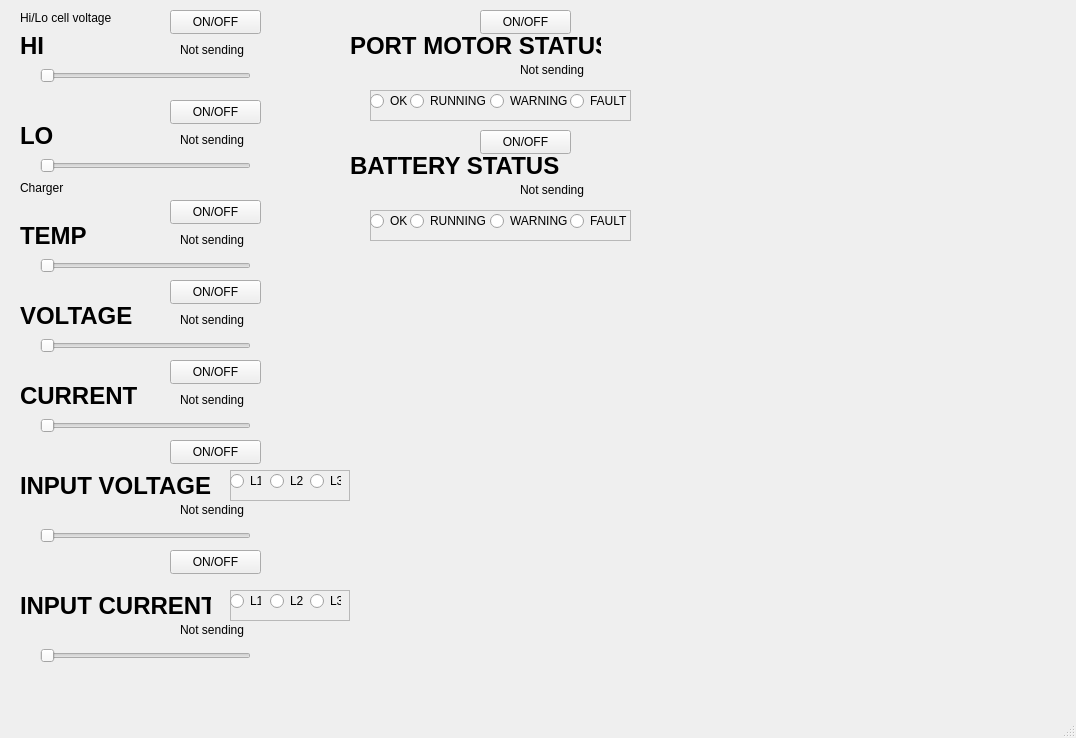
Before: the Qt Designer form mainwindow.ui in JakobGerjolj/qApiShipSimulator, drawn with Qt 5.
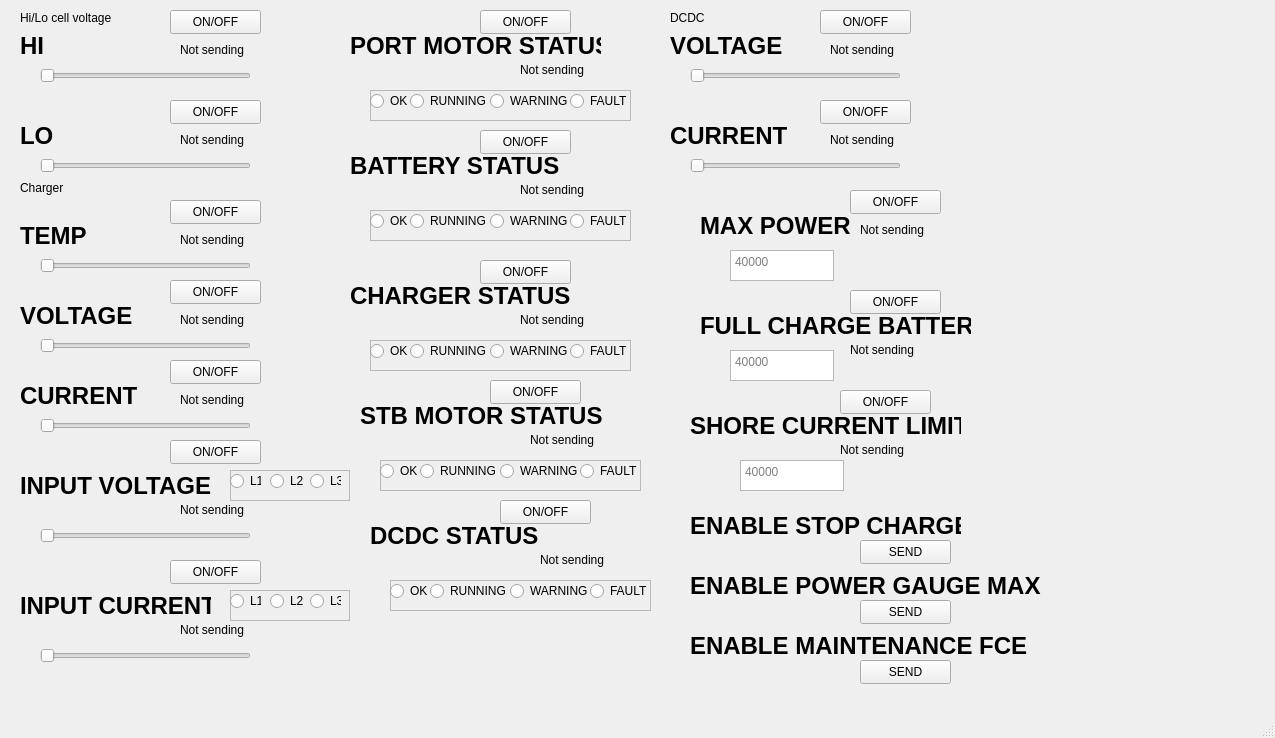
After: the same form once the commit is applied.

Patch:
```diff
--- a/mainwindow.ui
+++ b/mainwindow.ui
@@ -6,7 +6,7 @@
    <rect>
     <x>0</x>
     <y>0</y>
-    <width>1076</width>
+    <width>1275</width>
     <height>738</height>
    </rect>
   </property>
@@ -568,7 +568,7 @@
     <property name="geometry">
      <rect>
       <x>170</x>
-      <y>550</y>
+      <y>560</y>
       <width>91</width>
       <height>24</height>
      </rect>
@@ -803,6 +803,750 @@
      <string>BATTERY STATUS</string>
     </property>
    </widget>
+   <widget class="QLabel" name="PortBatInfoLabel_11">
+    <property name="geometry">
+     <rect>
+      <x>520</x>
+      <y>310</y>
+      <width>151</width>
+      <height>20</height>
+     </rect>
+    </property>
+    <property name="text">
+     <string>Not sending</string>
+    </property>
+   </widget>
+   <widget class="QLabel" name="label_43">
+    <property name="geometry">
+     <rect>
+      <x>350</x>
+      <y>280</y>
+      <width>251</width>
+      <height>31</height>
+     </rect>
+    </property>
+    <property name="font">
+     <font>
+      <pointsize>18</pointsize>
+      <bold>true</bold>
+     </font>
+    </property>
+    <property name="text">
+     <string>CHARGER STATUS</string>
+    </property>
+   </widget>
+   <widget class="QFrame" name="frame_5">
+    <property name="geometry">
+     <rect>
+      <x>370</x>
+      <y>340</y>
+      <width>261</width>
+      <height>31</height>
+     </rect>
+    </property>
+    <property name="frameShape">
+     <enum>QFrame::StyledPanel</enum>
+    </property>
+    <property name="frameShadow">
+     <enum>QFrame::Raised</enum>
+    </property>
+    <widget class="QRadioButton" name="radioButton_18">
+     <property name="geometry">
+      <rect>
+       <x>0</x>
+       <y>0</y>
+       <width>51</width>
+       <height>22</height>
+      </rect>
+     </property>
+     <property name="text">
+      <string>OK</string>
+     </property>
+    </widget>
+    <widget class="QRadioButton" name="radioButton_19">
+     <property name="geometry">
+      <rect>
+       <x>40</x>
+       <y>0</y>
+       <width>81</width>
+       <height>22</height>
+      </rect>
+     </property>
+     <property name="text">
+      <string>RUNNING</string>
+     </property>
+    </widget>
+    <widget class="QRadioButton" name="radioButton_20">
+     <property name="geometry">
+      <rect>
+       <x>120</x>
+       <y>0</y>
+       <width>81</width>
+       <height>22</height>
+      </rect>
+     </property>
+     <property name="text">
+      <string>WARNING</string>
+     </property>
+    </widget>
+    <widget class="QRadioButton" name="radioButton_21">
+     <property name="geometry">
+      <rect>
+       <x>200</x>
+       <y>0</y>
+       <width>61</width>
+       <height>22</height>
+      </rect>
+     </property>
+     <property name="text">
+      <string>FAULT</string>
+     </property>
+    </widget>
+   </widget>
+   <widget class="QPushButton" name="pushButton_20">
+    <property name="geometry">
+     <rect>
+      <x>480</x>
+      <y>260</y>
+      <width>91</width>
+      <height>24</height>
+     </rect>
+    </property>
+    <property name="text">
+     <string>ON/OFF</string>
+    </property>
+   </widget>
+   <widget class="QFrame" name="frame_6">
+    <property name="geometry">
+     <rect>
+      <x>380</x>
+      <y>460</y>
+      <width>261</width>
+      <height>31</height>
+     </rect>
+    </property>
+    <property name="frameShape">
+     <enum>QFrame::StyledPanel</enum>
+    </property>
+    <property name="frameShadow">
+     <enum>QFrame::Raised</enum>
+    </property>
+    <widget class="QRadioButton" name="radioButton_26">
+     <property name="geometry">
+      <rect>
+       <x>0</x>
+       <y>0</y>
+       <width>51</width>
+       <height>22</height>
+      </rect>
+     </property>
+     <property name="text">
+      <string>OK</string>
+     </property>
+    </widget>
+    <widget class="QRadioButton" name="radioButton_27">
+     <property name="geometry">
+      <rect>
+       <x>40</x>
+       <y>0</y>
+       <width>81</width>
+       <height>22</height>
+      </rect>
+     </property>
+     <property name="text">
+      <string>RUNNING</string>
+     </property>
+    </widget>
+    <widget class="QRadioButton" name="radioButton_28">
+     <property name="geometry">
+      <rect>
+       <x>120</x>
+       <y>0</y>
+       <width>81</width>
+       <height>22</height>
+      </rect>
+     </property>
+     <property name="text">
+      <string>WARNING</string>
+     </property>
+    </widget>
+    <widget class="QRadioButton" name="radioButton_29">
+     <property name="geometry">
+      <rect>
+       <x>200</x>
+       <y>0</y>
+       <width>61</width>
+       <height>22</height>
+      </rect>
+     </property>
+     <property name="text">
+      <string>FAULT</string>
+     </property>
+    </widget>
+   </widget>
+   <widget class="QLabel" name="PortBatInfoLabel_12">
+    <property name="geometry">
+     <rect>
+      <x>530</x>
+      <y>430</y>
+      <width>151</width>
+      <height>20</height>
+     </rect>
+    </property>
+    <property name="text">
+     <string>Not sending</string>
+    </property>
+   </widget>
+   <widget class="QPushButton" name="pushButton_21">
+    <property name="geometry">
+     <rect>
+      <x>490</x>
+      <y>380</y>
+      <width>91</width>
+      <height>24</height>
+     </rect>
+    </property>
+    <property name="text">
+     <string>ON/OFF</string>
+    </property>
+   </widget>
+   <widget class="QLabel" name="label_44">
+    <property name="geometry">
+     <rect>
+      <x>360</x>
+      <y>400</y>
+      <width>251</width>
+      <height>31</height>
+     </rect>
+    </property>
+    <property name="font">
+     <font>
+      <pointsize>18</pointsize>
+      <bold>true</bold>
+     </font>
+    </property>
+    <property name="text">
+     <string>STB MOTOR STATUS</string>
+    </property>
+   </widget>
+   <widget class="QSlider" name="speedSlider_23">
+    <property name="geometry">
+     <rect>
+      <x>690</x>
+      <y>60</y>
+      <width>211</width>
+      <height>31</height>
+     </rect>
+    </property>
+    <property name="maximum">
+     <number>2000</number>
+    </property>
+    <property name="orientation">
+     <enum>Qt::Horizontal</enum>
+    </property>
+   </widget>
+   <widget class="QLabel" name="label_45">
+    <property name="geometry">
+     <rect>
+      <x>670</x>
+      <y>30</y>
+      <width>151</width>
+      <height>31</height>
+     </rect>
+    </property>
+    <property name="font">
+     <font>
+      <pointsize>18</pointsize>
+      <bold>true</bold>
+     </font>
+    </property>
+    <property name="text">
+     <string>VOLTAGE</string>
+    </property>
+   </widget>
+   <widget class="QLabel" name="PortBatInfoLabel_13">
+    <property name="geometry">
+     <rect>
+      <x>830</x>
+      <y>40</y>
+      <width>151</width>
+      <height>20</height>
+     </rect>
+    </property>
+    <property name="text">
+     <string>Not sending</string>
+    </property>
+   </widget>
+   <widget class="QPushButton" name="pushButton_22">
+    <property name="geometry">
+     <rect>
+      <x>820</x>
+      <y>10</y>
+      <width>91</width>
+      <height>24</height>
+     </rect>
+    </property>
+    <property name="text">
+     <string>ON/OFF</string>
+    </property>
+   </widget>
+   <widget class="QLabel" name="label_46">
+    <property name="geometry">
+     <rect>
+      <x>670</x>
+      <y>10</y>
+      <width>141</width>
+      <height>16</height>
+     </rect>
+    </property>
+    <property name="text">
+     <string>DCDC</string>
+    </property>
+   </widget>
+   <widget class="QSlider" name="speedSlider_24">
+    <property name="geometry">
+     <rect>
+      <x>690</x>
+      <y>150</y>
+      <width>211</width>
+      <height>31</height>
+     </rect>
+    </property>
+    <property name="maximum">
+     <number>2000</number>
+    </property>
+    <property name="orientation">
+     <enum>Qt::Horizontal</enum>
+    </property>
+   </widget>
+   <widget class="QPushButton" name="pushButton_23">
+    <property name="geometry">
+     <rect>
+      <x>820</x>
+      <y>100</y>
+      <width>91</width>
+      <height>24</height>
+     </rect>
+    </property>
+    <property name="text">
+     <string>ON/OFF</string>
+    </property>
+   </widget>
+   <widget class="QLabel" name="label_47">
+    <property name="geometry">
+     <rect>
+      <x>670</x>
+      <y>120</y>
+      <width>151</width>
+      <height>31</height>
+     </rect>
+    </property>
+    <property name="font">
+     <font>
+      <pointsize>18</pointsize>
+      <bold>true</bold>
+     </font>
+    </property>
+    <property name="text">
+     <string>CURRENT</string>
+    </property>
+   </widget>
+   <widget class="QLabel" name="PortBatInfoLabel_14">
+    <property name="geometry">
+     <rect>
+      <x>830</x>
+      <y>130</y>
+      <width>151</width>
+      <height>20</height>
+     </rect>
+    </property>
+    <property name="text">
+     <string>Not sending</string>
+    </property>
+   </widget>
+   <widget class="QFrame" name="frame_7">
+    <property name="geometry">
+     <rect>
+      <x>390</x>
+      <y>580</y>
+      <width>261</width>
+      <height>31</height>
+     </rect>
+    </property>
+    <property name="frameShape">
+     <enum>QFrame::StyledPanel</enum>
+    </property>
+    <property name="frameShadow">
+     <enum>QFrame::Raised</enum>
+    </property>
+    <widget class="QRadioButton" name="radioButton_30">
+     <property name="geometry">
+      <rect>
+       <x>0</x>
+       <y>0</y>
+       <width>51</width>
+       <height>22</height>
+      </rect>
+     </property>
+     <property name="text">
+      <string>OK</string>
+     </property>
+    </widget>
+    <widget class="QRadioButton" name="radioButton_31">
+     <property name="geometry">
+      <rect>
+       <x>40</x>
+       <y>0</y>
+       <width>81</width>
+       <height>22</height>
+      </rect>
+     </property>
+     <property name="text">
+      <string>RUNNING</string>
+     </property>
+    </widget>
+    <widget class="QRadioButton" name="radioButton_32">
+     <property name="geometry">
+      <rect>
+       <x>120</x>
+       <y>0</y>
+       <width>81</width>
+       <height>22</height>
+      </rect>
+     </property>
+     <property name="text">
+      <string>WARNING</string>
+     </property>
+    </widget>
+    <widget class="QRadioButton" name="radioButton_33">
+     <property name="geometry">
+      <rect>
+       <x>200</x>
+       <y>0</y>
+       <width>61</width>
+       <height>22</height>
+      </rect>
+     </property>
+     <property name="text">
+      <string>FAULT</string>
+     </property>
+    </widget>
+   </widget>
+   <widget class="QLabel" name="PortBatInfoLabel_15">
+    <property name="geometry">
+     <rect>
+      <x>540</x>
+      <y>550</y>
+      <width>151</width>
+      <height>20</height>
+     </rect>
+    </property>
+    <property name="text">
+     <string>Not sending</string>
+    </property>
+   </widget>
+   <widget class="QLabel" name="label_48">
+    <property name="geometry">
+     <rect>
+      <x>370</x>
+      <y>520</y>
+      <width>251</width>
+      <height>31</height>
+     </rect>
+    </property>
+    <property name="font">
+     <font>
+      <pointsize>18</pointsize>
+      <bold>true</bold>
+     </font>
+    </property>
+    <property name="text">
+     <string>DCDC STATUS</string>
+    </property>
+   </widget>
+   <widget class="QPushButton" name="pushButton_24">
+    <property name="geometry">
+     <rect>
+      <x>500</x>
+      <y>500</y>
+      <width>91</width>
+      <height>24</height>
+     </rect>
+    </property>
+    <property name="text">
+     <string>ON/OFF</string>
+    </property>
+   </widget>
+   <widget class="QLabel" name="label_49">
+    <property name="geometry">
+     <rect>
+      <x>700</x>
+      <y>210</y>
+      <width>151</width>
+      <height>31</height>
+     </rect>
+    </property>
+    <property name="font">
+     <font>
+      <pointsize>18</pointsize>
+      <bold>true</bold>
+     </font>
+    </property>
+    <property name="text">
+     <string>MAX POWER</string>
+    </property>
+   </widget>
+   <widget class="QPushButton" name="pushButton_25">
+    <property name="geometry">
+     <rect>
+      <x>850</x>
+      <y>190</y>
+      <width>91</width>
+      <height>24</height>
+     </rect>
+    </property>
+    <property name="text">
+     <string>ON/OFF</string>
+    </property>
+   </widget>
+   <widget class="QLabel" name="PortBatInfoLabel_16">
+    <property name="geometry">
+     <rect>
+      <x>860</x>
+      <y>220</y>
+      <width>151</width>
+      <height>20</height>
+     </rect>
+    </property>
+    <property name="text">
+     <string>Not sending</string>
+    </property>
+   </widget>
+   <widget class="QTextEdit" name="textEdit">
+    <property name="geometry">
+     <rect>
+      <x>730</x>
+      <y>250</y>
+      <width>104</width>
+      <height>31</height>
+     </rect>
+    </property>
+    <property name="placeholderText">
+     <string>40000</string>
+    </property>
+   </widget>
+   <widget class="QLabel" name="label_50">
+    <property name="geometry">
+     <rect>
+      <x>700</x>
+      <y>310</y>
+      <width>271</width>
+      <height>31</height>
+     </rect>
+    </property>
+    <property name="font">
+     <font>
+      <pointsize>18</pointsize>
+      <bold>true</bold>
+     </font>
+    </property>
+    <property name="text">
+     <string>FULL CHARGE BATTERY</string>
+    </property>
+   </widget>
+   <widget class="QLabel" name="PortBatInfoLabel_17">
+    <property name="geometry">
+     <rect>
+      <x>850</x>
+      <y>340</y>
+      <width>151</width>
+      <height>20</height>
+     </rect>
+    </property>
+    <property name="text">
+     <string>Not sending</string>
+    </property>
+   </widget>
+   <widget class="QPushButton" name="pushButton_26">
+    <property name="geometry">
+     <rect>
+      <x>850</x>
+      <y>290</y>
+      <width>91</width>
+      <height>24</height>
+     </rect>
+    </property>
+    <property name="text">
+     <string>ON/OFF</string>
+    </property>
+   </widget>
+   <widget class="QTextEdit" name="textEdit_2">
+    <property name="geometry">
+     <rect>
+      <x>730</x>
+      <y>350</y>
+      <width>104</width>
+      <height>31</height>
+     </rect>
+    </property>
+    <property name="placeholderText">
+     <string>40000</string>
+    </property>
+   </widget>
+   <widget class="QTextEdit" name="textEdit_3">
+    <property name="geometry">
+     <rect>
+      <x>740</x>
+      <y>460</y>
+      <width>104</width>
+      <height>31</height>
+     </rect>
+    </property>
+    <property name="placeholderText">
+     <string>40000</string>
+    </property>
+   </widget>
+   <widget class="QLabel" name="label_51">
+    <property name="geometry">
+     <rect>
+      <x>690</x>
+      <y>410</y>
+      <width>271</width>
+      <height>31</height>
+     </rect>
+    </property>
+    <property name="font">
+     <font>
+      <pointsize>18</pointsize>
+      <bold>true</bold>
+     </font>
+    </property>
+    <property name="text">
+     <string>SHORE CURRENT LIMIT</string>
+    </property>
+   </widget>
+   <widget class="QPushButton" name="pushButton_27">
+    <property name="geometry">
+     <rect>
+      <x>840</x>
+      <y>390</y>
+      <width>91</width>
+      <height>24</height>
+     </rect>
+    </property>
+    <property name="text">
+     <string>ON/OFF</string>
+    </property>
+   </widget>
+   <widget class="QLabel" name="PortBatInfoLabel_18">
+    <property name="geometry">
+     <rect>
+      <x>840</x>
+      <y>440</y>
+      <width>151</width>
+      <height>20</height>
+     </rect>
+    </property>
+    <property name="text">
+     <string>Not sending</string>
+    </property>
+   </widget>
+   <widget class="QLabel" name="label_52">
+    <property name="geometry">
+     <rect>
+      <x>690</x>
+      <y>510</y>
+      <width>271</width>
+      <height>31</height>
+     </rect>
+    </property>
+    <property name="font">
+     <font>
+      <pointsize>18</pointsize>
+      <bold>true</bold>
+     </font>
+    </property>
+    <property name="text">
+     <string>ENABLE STOP CHARGE</string>
+    </property>
+   </widget>
+   <widget class="QPushButton" name="pushButton_28">
+    <property name="geometry">
+     <rect>
+      <x>860</x>
+      <y>540</y>
+      <width>91</width>
+      <height>24</height>
+     </rect>
+    </property>
+    <property name="text">
+     <string>SEND</string>
+    </property>
+   </widget>
+   <widget class="QPushButton" name="pushButton_29">
+    <property name="geometry">
+     <rect>
+      <x>860</x>
+      <y>600</y>
+      <width>91</width>
+      <height>24</height>
+     </rect>
+    </property>
+    <property name="text">
+     <string>SEND</string>
+    </property>
+   </widget>
+   <widget class="QLabel" name="label_53">
+    <property name="geometry">
+     <rect>
+      <x>690</x>
+      <y>570</y>
+      <width>451</width>
+      <height>31</height>
+     </rect>
+    </property>
+    <property name="font">
+     <font>
+      <pointsize>18</pointsize>
+      <bold>true</bold>
+     </font>
+    </property>
+    <property name="text">
+     <string>ENABLE POWER GAUGE MAX</string>
+    </property>
+   </widget>
+   <widget class="QLabel" name="label_54">
+    <property name="geometry">
+     <rect>
+      <x>690</x>
+      <y>630</y>
+      <width>451</width>
+      <height>31</height>
+     </rect>
+    </property>
+    <property name="font">
+     <font>
+      <pointsize>18</pointsize>
+      <bold>true</bold>
+     </font>
+    </property>
+    <property name="text">
+     <string>ENABLE MAINTENANCE FCE</string>
+    </property>
+   </widget>
+   <widget class="QPushButton" name="pushButton_30">
+    <property name="geometry">
+     <rect>
+      <x>860</x>
+      <y>660</y>
+      <width>91</width>
+      <height>24</height>
+     </rect>
+    </property>
+    <property name="text">
+     <string>SEND</string>
+    </property>
+   </widget>
   </widget>
   <widget class="QMenuBar" name="menubar">
    <property name="geometry">
```
Left out of the diff: 2 changed lines with no effect on the pictures.
